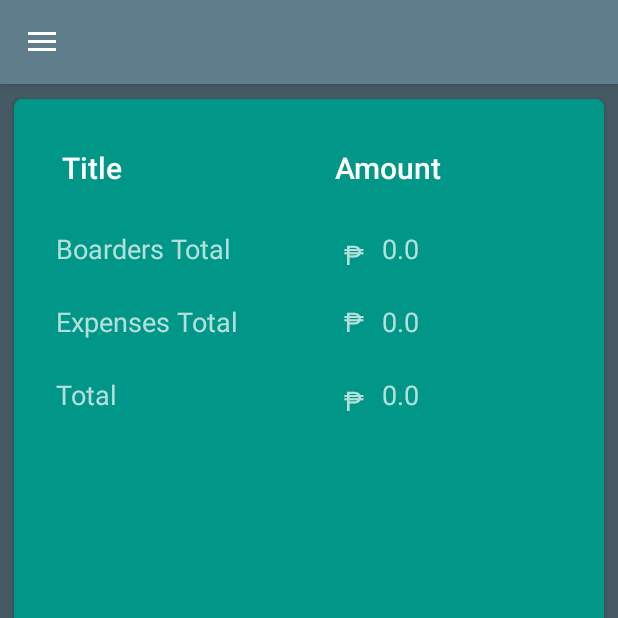
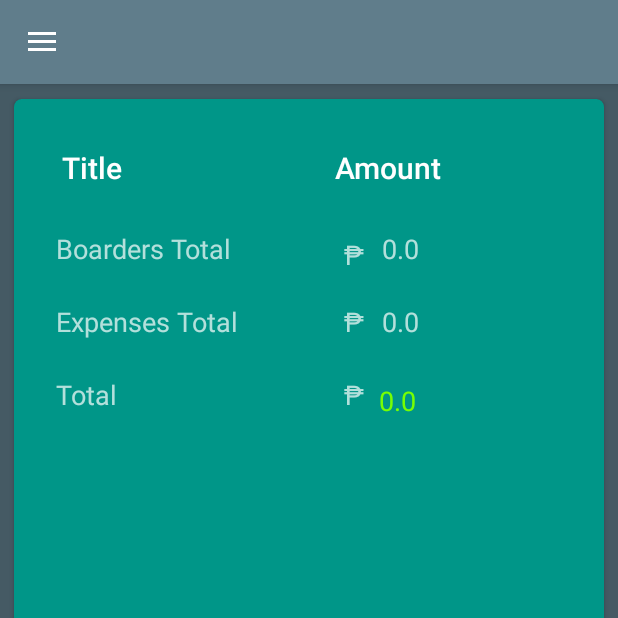
Before and after one commit to castroreyrobert/Fragment-With-RecyclerView-With-Navigation-View, an Android app: the screen it shows after launch (MainActivity), in the side drawer, after a tap on "Cash", on a phone screen of 412 x 824 dp, the top half of it. Run offline under Robolectric (Android 15) with nearby library versions, the phone set to English and light mode, and no system bars.

Commit message:
5. Changes the text color in the total Amount textview

```diff
--- a/app/src/main/java/com/example/fragmentwithrecycler/activities/MainActivity.java
+++ b/app/src/main/java/com/example/fragmentwithrecycler/activities/MainActivity.java
@@ -20,7 +20,7 @@ import android.view.animation.Animation;
 import android.view.animation.AnimationUtils;
 import android.widget.LinearLayout;
 import android.widget.TextView;
-import android.widget.Toast;
+
 
 import com.example.fragmentwithrecycler.R;
 import com.example.fragmentwithrecycler.SqliteTables.BoardMatesDB;
--- a/app/src/main/java/com/example/fragmentwithrecycler/mFragments/CashFragment.java
+++ b/app/src/main/java/com/example/fragmentwithrecycler/mFragments/CashFragment.java
@@ -1,6 +1,7 @@
 package com.example.fragmentwithrecycler.mFragments;
 
 
+import android.graphics.Color;
 import android.os.Bundle;
 import android.support.v4.app.Fragment;
 import android.view.LayoutInflater;
@@ -48,7 +49,10 @@ public class CashFragment extends Fragment {
     private void setTextViews(){
         bTotal.setText(String.valueOf(totalBoardMateAmount()));
         eTotal.setText(String.valueOf(totalExpenses()));
-        totalAmount.setText(String.valueOf(totalBoardMateAmount()+totalExpenses()));
+        if (totalBoardMateAmount()<totalExpenses()){
+            totalAmount.setTextColor(Color.RED);
+        }
+        totalAmount.setText(String.valueOf(totalBoardMateAmount() - totalExpenses()));
     }
 
     private double totalExpenses(){
--- a/app/src/main/res/layout/fragment_cash.xml
+++ b/app/src/main/res/layout/fragment_cash.xml
@@ -107,18 +107,20 @@
             android:textAppearance="@style/TextAppearance.AppCompat.Medium.Inverse"/>
         <TextView
             android:text="₱"
-            android:layout_marginTop="@dimen/activity_horizontal_margin"
+            android:layout_marginTop="12dp"
             android:layout_width="wrap_content"
             android:layout_height="wrap_content"
             android:textAppearance="@style/TextAppearance.AppCompat.Medium.Inverse"/>
 
         <TextView
-            android:layout_margin="12dp"
+            android:layout_marginTop="@dimen/activity_horizontal_margin"
+            android:layout_marginStart="10dp"
             android:text="Amount"
             android:id="@+id/totalAmount"
-            android:layout_width="wrap_content"
+            android:layout_width="fill_parent"
             android:layout_height="wrap_content"
-            android:textAppearance="@style/TextAppearance.AppCompat.Medium.Inverse"/>
+            android:textAppearance="@style/TextAppearance.AppCompat.Medium.Inverse"
+            android:textColor="@color/colorGreen"/>
     </LinearLayout>
 </LinearLayout>
 </android.support.v7.widget.CardView>
--- a/app/src/main/res/values/colors.xml
+++ b/app/src/main/res/values/colors.xml
@@ -6,4 +6,5 @@
     <color name="indigo">#3F51B5</color>
     <color name="colorWhite">#FFFFFF</color>
     <color name="colorCardView">#009688</color>
+    <color name="colorGreen">#76FF03</color>
 </resources>
```
